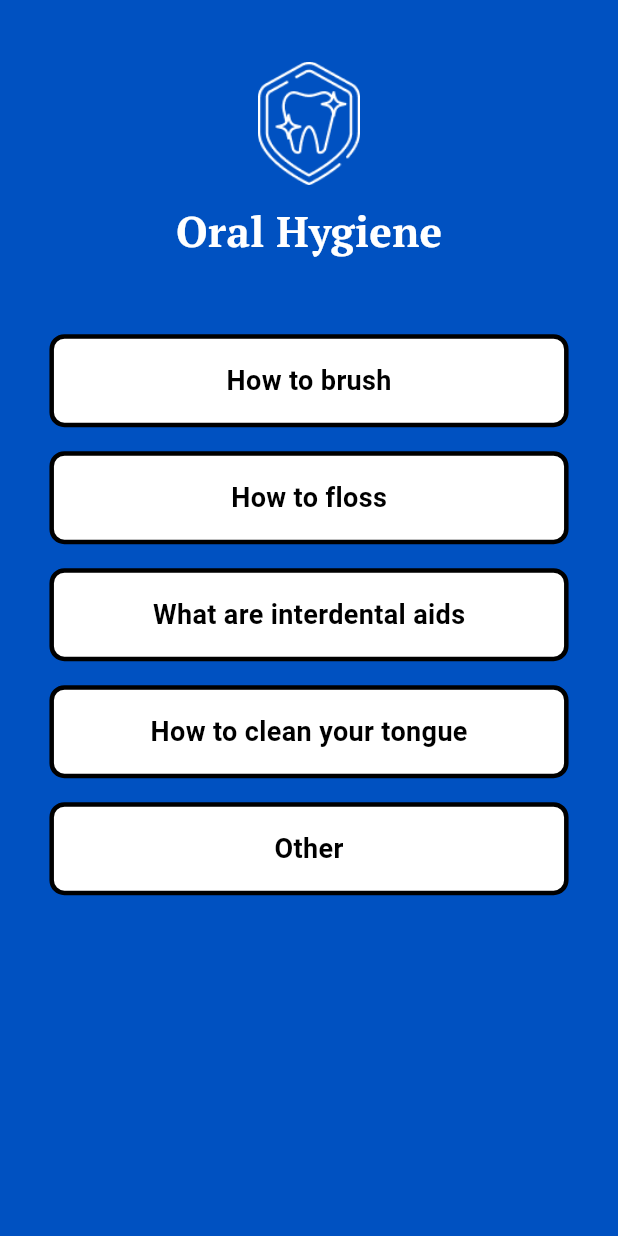
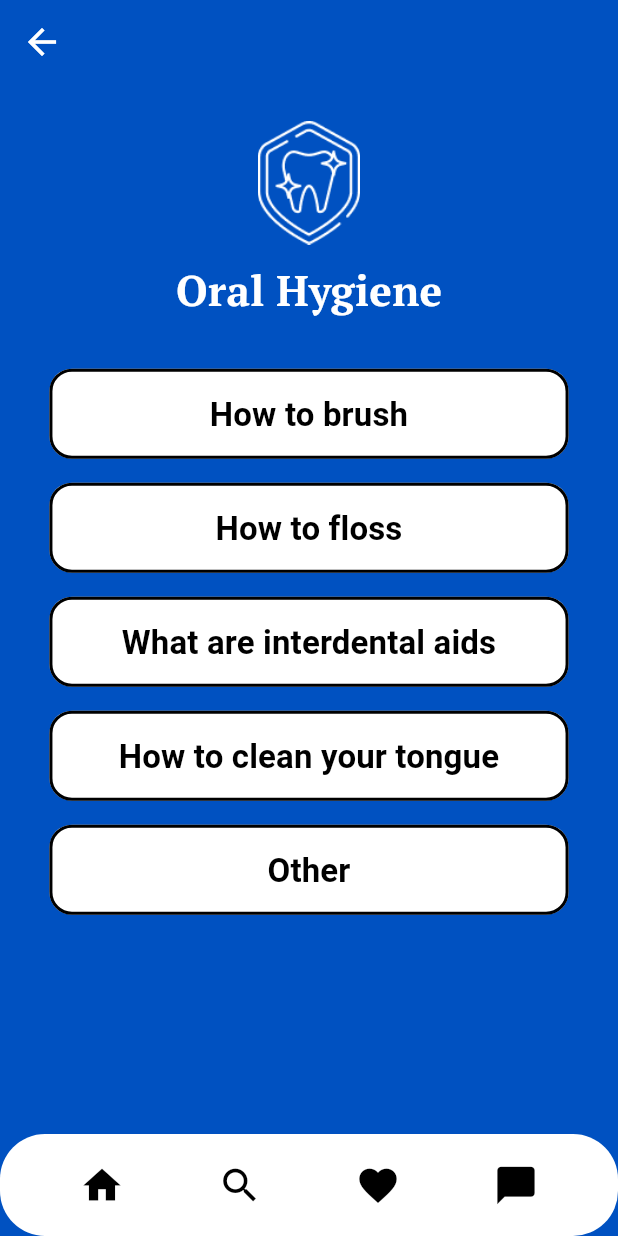
Before and after one commit to rileymck/BrightBite, a Flutter app: the OralHygiene screen opened directly, on a phone screen of 412 x 824 dp. Run offline on Flutter 3.47's test engine with Material 3 defaults, Android fonts, the phone set to English and light mode, and no system bars; Roboto replaces fonts that are missing (Source Serif Pro).

Commit message:
Finished Oral Hygiene screen but my emulator doesnt work

```diff
--- a/lib/oral-hygiene-screen.dart
+++ b/lib/oral-hygiene-screen.dart
@@ -1,4 +1,5 @@
 import 'package:flutter/material.dart';
+import 'dart:math' show min;
 import 'bottom_nav_bar.dart';
 
 class OralHygiene extends StatelessWidget {
@@ -6,27 +7,89 @@ class OralHygiene extends StatelessWidget {
 
   @override
   Widget build(BuildContext context) {
-    // Get screen size for responsive design
-    final double screenWidth = MediaQuery.of(context).size.width;
-    final double screenHeight = MediaQuery.of(context).size.height;
+    final screenSize = MediaQuery.of(context).size;
+    final width = screenSize.width;
+    final height = screenSize.height;
+    final bool isLandscape = width > height;
+    final bool isTablet = width > 600;
 
     return Scaffold(
-      backgroundColor: const Color(0xFF0051C1), // Background color (blue)
+      backgroundColor: const Color(0xFF0051C1),
+      appBar: AppBar(
+        backgroundColor: const Color(0xFF0051C1),
+        elevation: 0,
+        leading: IconButton(
+          icon: const Icon(Icons.arrow_back, color: Colors.white, size: 28),
+          onPressed: () {
+            Navigator.pop(context);
+          },
+        ),
+      ),
       body: SafeArea(
+        bottom: false,
+        child: isLandscape
+            ? Row(
+                children: [
+                  // Left Side: Logo & Title
+                  Expanded(
+                    flex: 1,
+                    child: Column(
+                      mainAxisAlignment: MainAxisAlignment.center,
+                      children: [
+                        Image.asset(
+                          'assets/images/oralHygieneLogo.png',
+                          height: height * 0.35,
+                        ),
+                        const SizedBox(height: 10),
+                        const Text(
+                          "Oral Hygiene",
+                          textAlign: TextAlign.center,
+                          style: TextStyle(
+                            color: Colors.white,
+                            fontSize: 26,
+                            fontWeight: FontWeight.bold,
+                            fontFamily: 'PT Serif',
+                          ),
+                        ),
+                      ],
+                    ),
+                  ),
+
+                  // Right Side: Buttons (Scrollable in Landscape)
+                  Expanded(
+                    flex: 2,
+                    child: SingleChildScrollView(
+                      padding: EdgeInsets.symmetric(horizontal: width * 0.08),
+                      child: Column(
+                        mainAxisAlignment: MainAxisAlignment.center,
+                        children: [
+                          _buildMenuButton(context, "How to brush", isTablet),
+                          SizedBox(height: height * 0.02),
+                          _buildMenuButton(context, "How to floss", isTablet),
+                          SizedBox(height: height * 0.02),
+                          _buildMenuButton(context, "What are interdental aids", isTablet),
+                          SizedBox(height: height * 0.02),
+                          _buildMenuButton(context, "How to clean your tongue", isTablet),
+                          SizedBox(height: height * 0.02),
+                          _buildMenuButton(context, "Other", isTablet),
+                        ],
+                      ),
+                    ),
+                  ),
+                ],
+              )
+            : Column(
+                children: [
+                  // Header with Logo & Title
+                  Padding(
+                    padding: EdgeInsets.symmetric(vertical: height * 0.03),
                     child: Column(
                       children: [
-            // **Header with Logo & Title**
-            Padding(
-              padding: EdgeInsets.symmetric(vertical: screenHeight * 0.05),
-              child: Column(
-                children: [
-                  // Logo
                         Image.asset(
                           'assets/images/oralHygieneLogo.png',
-                    height: screenHeight * 0.1,
+                          height: height * 0.1,
                         ),
                         const SizedBox(height: 10),
-                  // Title
                         const Text(
                           "Oral Hygiene",
                           style: TextStyle(
@@ -40,56 +103,59 @@ class OralHygiene extends StatelessWidget {
                     ),
                   ),
 
-            // **Scrollable Buttons**
+                  // Scrollable Buttons in Portrait
                   Expanded(
                     child: ListView(
-                padding: EdgeInsets.symmetric(horizontal: screenWidth * 0.08),
+                      padding: EdgeInsets.symmetric(horizontal: width * 0.08),
                       children: [
-                  _buildMenuButton(context, "How to brush", () {
-                    // Navigate to brushing guide
-                  }),
-                  _buildMenuButton(context, "How to floss", () {
-                    // Navigate to flossing guide
-                  }),
-                  _buildMenuButton(context, "What are interdental aids", () {
-                    // Navigate to interdental aids guide
-                  }),
-                  _buildMenuButton(context, "How to clean your tongue", () {
-                    // Navigate to tongue cleaning guide
-                  }),
-                  _buildMenuButton(context, "Other", () {
-                    // Navigate to other guides
-                  }),
+                        _buildMenuButton(context, "How to brush", isTablet),
+                        _buildMenuButton(context, "How to floss", isTablet),
+                        _buildMenuButton(context, "What are interdental aids", isTablet),
+                        _buildMenuButton(context, "How to clean your tongue", isTablet),
+                        _buildMenuButton(context, "Other", isTablet),
                       ],
                     ),
                   ),
                 ],
               ),
       ),
+      bottomNavigationBar: const BottomNavBar(),
     );
   }
 
-  // **Reusable Button Widget**
-  Widget _buildMenuButton(BuildContext context, String text, VoidCallback onTap) {
+  // **Reusable Button Widget with Proper Spacing & Responsiveness**
+  Widget _buildMenuButton(BuildContext context, String title, bool isTablet) {
+    double buttonHeight = isTablet ? 80 : 60;
+
     return Padding(
       padding: const EdgeInsets.symmetric(vertical: 8.0),
-      child: GestureDetector(
-        onTap: onTap,
-        child: Container(
-          padding: const EdgeInsets.symmetric(vertical: 15),
-          decoration: BoxDecoration(
-            color: Colors.white,
-            borderRadius: BorderRadius.circular(10),
-            border: Border.all(color: Colors.black, width: 3),
+      child: SizedBox(
+        width: double.infinity,
+        height: buttonHeight,
+        child: ElevatedButton(
+          style: ElevatedButton.styleFrom(
+            backgroundColor: Colors.white,
+            padding: EdgeInsets.symmetric(
+              vertical: isTablet ? 20 : 15,
+              horizontal: 15,
             ),
-          child: Center(
+            shape: RoundedRectangleBorder(
+              borderRadius: BorderRadius.circular(isTablet ? 20 : 15),
+              side: BorderSide(color: Colors.black, width: isTablet ? 3 : 2),
+            ),
+            elevation: 0,
+          ),
+          onPressed: () {
+            // TODO: Navigate to respective page
+          },
           child: Text(
-              text,
-              style: const TextStyle(
+            title,
+            textAlign: TextAlign.center,
+            style: TextStyle(
               color: Colors.black,
-                fontSize: 18,
+              fontSize: isTablet ? 28 : 22,
               fontWeight: FontWeight.bold,
-              ),
+              fontFamily: 'Source Serif Pro',
             ),
           ),
         ),
```
Also changed, not shown: 4 other files. Lines whose indentation alone changed are shown as unchanged.
